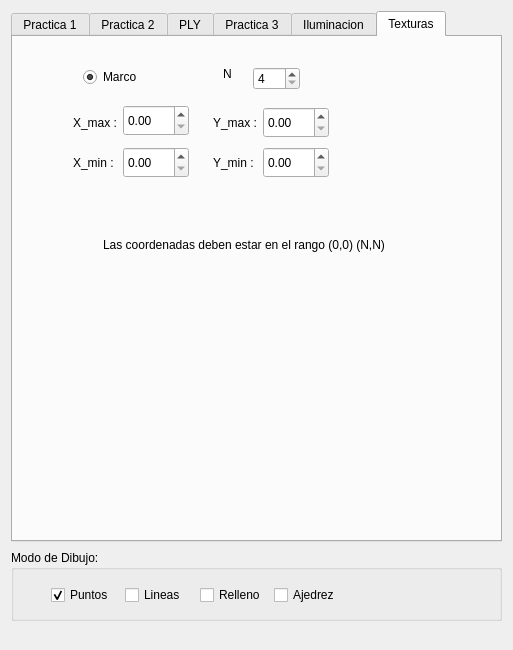
The window that Practica4/esqueleto_qt/interfaz.ui (Ancaor/IG) describes before a commit, drawn with Qt 5.
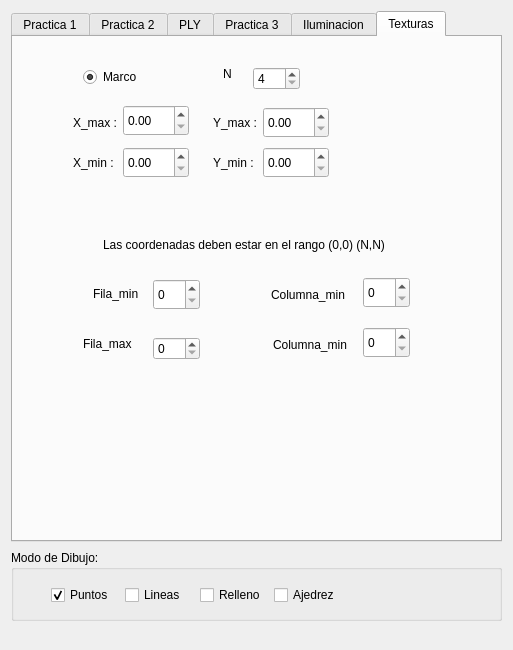
The same window after the commit.

Patch:
```diff
--- a/Practica4/esqueleto_qt/interfaz.ui
+++ b/Practica4/esqueleto_qt/interfaz.ui
@@ -947,6 +947,98 @@
       <string>N</string>
      </property>
     </widget>
+    <widget class="QSpinBox" name="spinBox_3">
+     <property name="geometry">
+      <rect>
+       <x>350</x>
+       <y>240</y>
+       <width>47</width>
+       <height>31</height>
+      </rect>
+     </property>
+    </widget>
+    <widget class="QSpinBox" name="spinBox_4">
+     <property name="geometry">
+      <rect>
+       <x>140</x>
+       <y>300</y>
+       <width>47</width>
+       <height>23</height>
+      </rect>
+     </property>
+    </widget>
+    <widget class="QSpinBox" name="spinBox_5">
+     <property name="geometry">
+      <rect>
+       <x>140</x>
+       <y>242</y>
+       <width>47</width>
+       <height>31</height>
+      </rect>
+     </property>
+    </widget>
+    <widget class="QSpinBox" name="spinBox_6">
+     <property name="geometry">
+      <rect>
+       <x>350</x>
+       <y>290</y>
+       <width>47</width>
+       <height>31</height>
+      </rect>
+     </property>
+    </widget>
+    <widget class="QLabel" name="label_18">
+     <property name="geometry">
+      <rect>
+       <x>258</x>
+       <y>248</y>
+       <width>91</width>
+       <height>20</height>
+      </rect>
+     </property>
+     <property name="text">
+      <string>Columna_min</string>
+     </property>
+    </widget>
+    <widget class="QLabel" name="label_19">
+     <property name="geometry">
+      <rect>
+       <x>70</x>
+       <y>300</y>
+       <width>59</width>
+       <height>14</height>
+      </rect>
+     </property>
+     <property name="text">
+      <string>Fila_max</string>
+     </property>
+    </widget>
+    <widget class="QLabel" name="label_20">
+     <property name="geometry">
+      <rect>
+       <x>80</x>
+       <y>250</y>
+       <width>59</width>
+       <height>14</height>
+      </rect>
+     </property>
+     <property name="text">
+      <string>Fila_min</string>
+     </property>
+    </widget>
+    <widget class="QLabel" name="label_21">
+     <property name="geometry">
+      <rect>
+       <x>260</x>
+       <y>300</y>
+       <width>81</width>
+       <height>16</height>
+      </rect>
+     </property>
+     <property name="text">
+      <string>Columna_min</string>
+     </property>
+    </widget>
    </widget>
   </widget>
   <widget class="QGroupBox" name="groupBox">
```
